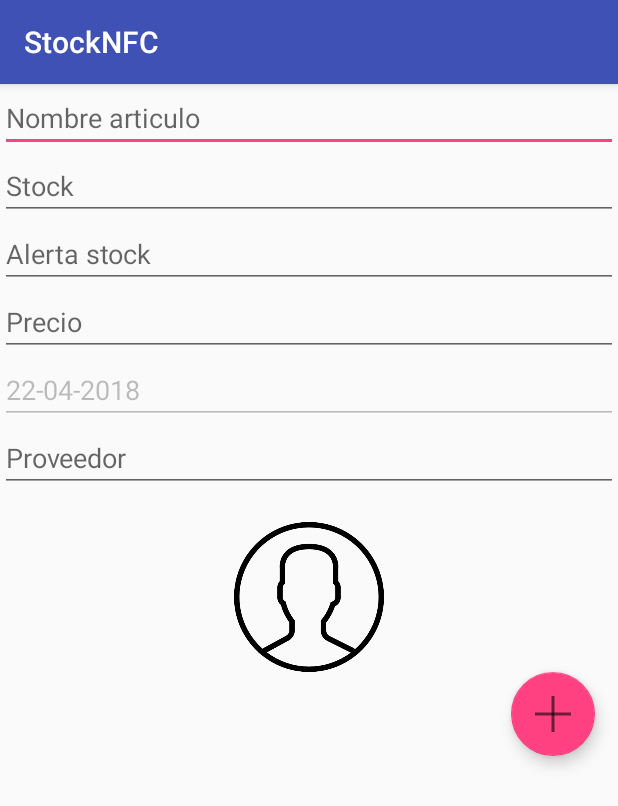
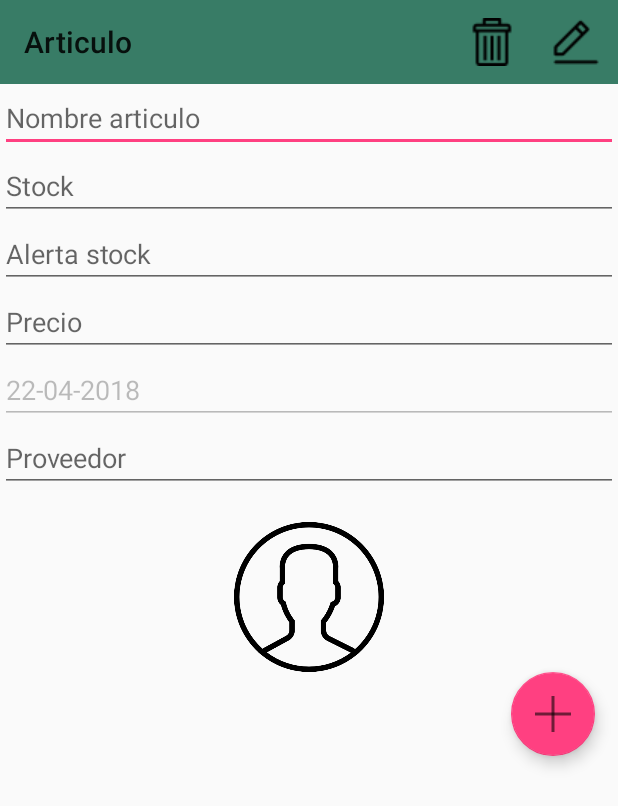
Before and after one commit to vdseoane/STOCKNFC-TFM, an Android app: the fragment Fragmento_Articulo shown on its own in the app's theme, on a phone screen of 412 x 824 dp. Shown: the top 806 px of the screen. Run offline under Robolectric (Android 15) with nearby library versions, the phone set to English and light mode, and no system bars; 1 statement that could not run was skipped.

Commit message:
toolbar
toolbar funcionando, falta metodos acciones, saber cuando inflar el menu y fleacha atras

```diff
--- a/StockNFC/app/src/main/java/com/example/victor/stocknfc/MainActivity.java
+++ b/StockNFC/app/src/main/java/com/example/victor/stocknfc/MainActivity.java
@@ -76,7 +76,7 @@ public class MainActivity extends AppCompatActivity
     @Override
     public boolean onCreateOptionsMenu(Menu menu) {
         // Inflate the menu; this adds items to the action bar if it is present.
-        getMenuInflater().inflate(R.menu.main, menu);
+        //getMenuInflater().inflate(R.menu.main, menu);
         return true;
     }
 
--- a/StockNFC/app/src/main/java/com/example/victor/stocknfc/fragmetos/Fragmento_Articulo.java
+++ b/StockNFC/app/src/main/java/com/example/victor/stocknfc/fragmetos/Fragmento_Articulo.java
@@ -2,6 +2,7 @@ package com.example.victor.stocknfc.fragmetos;
 
 
 import android.Manifest;
+import android.app.Activity;
 import android.app.AlertDialog;
 import android.app.Dialog;
 import android.content.Context;
@@ -19,14 +20,23 @@ import android.provider.MediaStore;
 import android.support.annotation.NonNull;
 import android.support.annotation.Nullable;
 import android.support.design.widget.FloatingActionButton;
+import android.support.design.widget.NavigationView;
+import android.support.v4.widget.DrawerLayout;
+import android.support.v7.app.ActionBarDrawerToggle;
+import android.support.v7.app.AppCompatActivity;
 import android.util.Log;
+import android.view.ContextThemeWrapper;
 import android.view.LayoutInflater;
+import android.view.Menu;
+import android.view.MenuInflater;
+import android.view.MenuItem;
 import android.view.View;
 import android.view.ViewGroup;
 import android.widget.EditText;
 import android.widget.ImageView;
 import android.widget.TextView;
 import android.widget.Toast;
+import android.widget.Toolbar;
 
 import com.example.victor.stocknfc.Dialogo;
 import com.example.victor.stocknfc.R;
@@ -50,6 +60,12 @@ public class Fragmento_Articulo extends android.support.v4.app.Fragment {
 
     Validaciones validaciones = new Validaciones();
     Dialogo dialogo;
+
+    //Toolbar
+    android.support.v7.widget.Toolbar toolbarAticulo;
+
+    //Menu lateral
+    DrawerLayout drawer;
 
     private StockNFCDataBase bd;
     ArticuloDB bdArticulo;
@@ -87,12 +103,20 @@ public class Fragmento_Articulo extends android.support.v4.app.Fragment {
     public View onCreateView(LayoutInflater inflater, ViewGroup container,
                              Bundle savedInstanceState) {
         // Inflate the layout for this fragment
+        setHasOptionsMenu(true);
         return inflater.inflate(R.layout.fragment_articulo, container, false);
     }
 
     @Override
     public void onViewCreated(View view, @Nullable Bundle savedInstanceState) {
         super.onViewCreated(view, savedInstanceState);
+        //Toolbar
+        toolbarAticulo = (android.support.v7.widget.Toolbar) getActivity().findViewById(R.id.toolbarArticulo);
+        toolbarAticulo.setTitle("Articulo");
+        toolbarAticulo.inflateMenu(R.menu.menu_articulo);
+
+//Quitamos el menu lateral
+        ((AppCompatActivity) getActivity()).getSupportActionBar().hide();
 //Fecha del día de hoy para el artículo
         String fechaArt = fechaFormat.format(fechaArticuloDate);
 //Obtenemos los textviewa
@@ -132,6 +156,19 @@ public class Fragmento_Articulo extends android.support.v4.app.Fragment {
                 } catch (ParseException e) {
                     e.printStackTrace();
                 }
+            }
+        });
+
+        toolbarAticulo.setOnMenuItemClickListener(new android.support.v7.widget.Toolbar.OnMenuItemClickListener() {
+            @Override
+            public boolean onMenuItemClick(MenuItem item) {
+                switch (item.getItemId()){
+                    case R.id.borrarArticuloMenu:
+                        Toast.makeText(getContext(), "Boton borrar pulsado", Toast.LENGTH_SHORT).show();
+                    case R.id.modificarArticuloMenu:
+                        Toast.makeText(getContext(), "Boton modificar pulsado", Toast.LENGTH_SHORT).show();
+                }
+                return true;
             }
         });
     }
--- a/StockNFC/app/src/main/res/layout/fragment_articulo.xml
+++ b/StockNFC/app/src/main/res/layout/fragment_articulo.xml
@@ -5,6 +5,7 @@
     android:orientation="vertical"
     tools:context="com.example.victor.stocknfc.fragmetos.Fragmento_Articulo">
 
+    <include layout="@layout/toolbar_articulo"></include>
     <!-- TODO: Update blank fragment layout -->
 
     <EditText
--- /dev/null
+++ b/StockNFC/app/src/main/res/layout/toolbar_articulo.xml
@@ -0,0 +1,8 @@
+<?xml version="1.0" encoding="utf-8"?>
+<android.support.v7.widget.Toolbar android:layout_height="?attr/actionBarSize"
+    android:layout_width="match_parent"
+    android:background="@color/lightGreen"
+    xmlns:android="http://schemas.android.com/apk/res/android"
+    android:id="@+id/toolbarArticulo">
+
+</android.support.v7.widget.Toolbar>
--- /dev/null
+++ b/StockNFC/app/src/main/res/menu/menu_articulo.xml
@@ -0,0 +1,15 @@
+<?xml version="1.0" encoding="utf-8"?>
+<menu xmlns:android="http://schemas.android.com/apk/res/android"
+    xmlns:app="http://schemas.android.com/apk/res-auto">
+    <item
+        android:id="@+id/borrarArticuloMenu"
+        android:icon="@drawable/ic_menu_delete"
+        android:title="@string/borrar"
+        app:showAsAction="always"></item>
+
+    <item
+        android:id="@+id/modificarArticuloMenu"
+        android:icon="@drawable/ic_menu_modification"
+        android:title="@string/modificar"
+        app:showAsAction="always"></item>
+</menu>
--- a/StockNFC/app/src/main/res/values/strings.xml
+++ b/StockNFC/app/src/main/res/values/strings.xml
@@ -39,4 +39,7 @@
     <string name="obtenerImagen">Obtener imagen de:</string>
     <string name="camara">Cámara</string>
     <string name="galeria">Galería</string>
+    <string name="borrar">Borrar</string>
+    <string name="modificar">Modificar</string>
+    <string name="atras">Atras</string>
 </resources>
--- a/StockNFC/app/src/main/res/values/styles.xml
+++ b/StockNFC/app/src/main/res/values/styles.xml
@@ -1,7 +1,7 @@
 <resources>
 
     <!-- Base application theme. -->
-    <style name="AppTheme" parent="Theme.AppCompat.Light.DarkActionBar">
+    <style name="AppTheme" parent="Theme.AppCompat.Light.NoActionBar">
         <!-- Customize your theme here. -->
         <item name="colorPrimary">@color/colorPrimary</item>
         <item name="colorPrimaryDark">@color/colorPrimaryDark</item>
```
Also changed, not shown: StockNFC/app/src/main/res/drawable/ic_menu_delete.png (added), StockNFC/app/src/main/res/drawable/ic_menu_modification.png (added).
